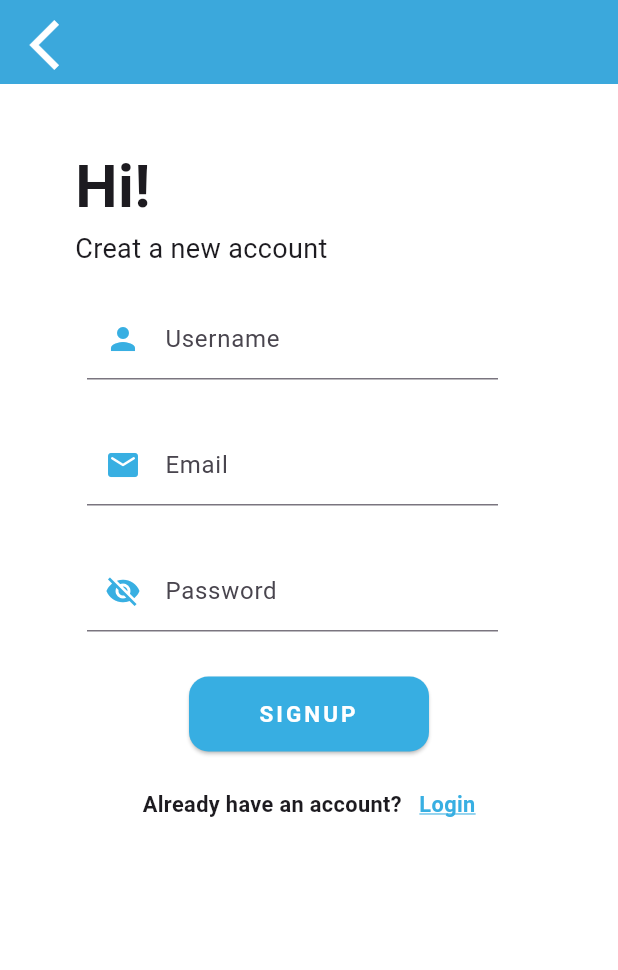
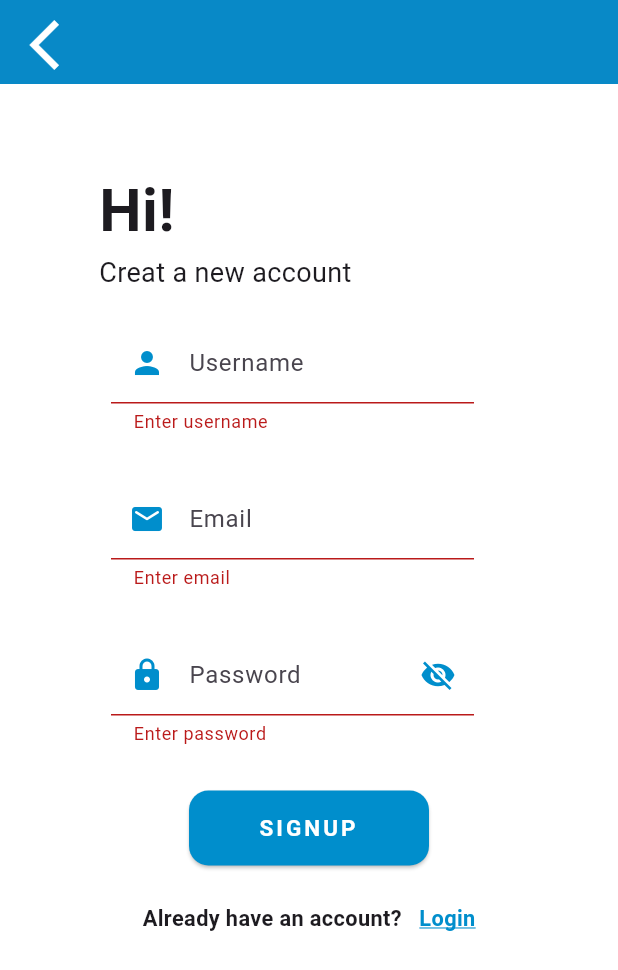
Before and after one commit to Nidocode/StudySquad, a Flutter app: the Signupscreen screen opened by its route, after a tap on "SIGNUP", on a phone screen of 412 x 824 dp. Shown: the top 970 px of the screen. Run offline on Flutter 3.47's test engine with Material 3 defaults, Android fonts, the phone set to English and light mode, and no system bars; missing offline and left inert: flutter_application_1.

Commit message:
Update signupScreen.dart

```diff
--- a/lib/signupScreen.dart
+++ b/lib/signupScreen.dart
@@ -1,17 +1,36 @@
 import 'package:flutter/material.dart';
-import 'package:study_squad/loginScreen.dart';
+import 'package:flutter_application_1/loginScreen.dart';
 
+class Signupscreen extends StatefulWidget {
+  const Signupscreen({Key? key}) : super(key: key);
 
-class Signupscreen extends StatelessWidget {
-  const Signupscreen({super.key});
+  @override
+  SignUpForm createState() => SignUpForm(); //This method return instance of SignUpForm
+}
+
+class SignUpForm extends State<Signupscreen> {
+  bool _obscureText = true;
+  final _formGlobalKey = GlobalKey<FormState>(); // For form validation
+  String _username = '';
+  String _password = '';
+  String _email = '';
+  final emailController = TextEditingController();
+  final passController = TextEditingController();
+  final emailRegex = RegExp(r'^[\w-\.]+@([\w-]+\.)+[\w-]{2,4}$');
+
+  void _togglePasswordVisibility(){
+    setState(() {
+      _obscureText= !_obscureText;
+    });
+  }
 
   @override
   Widget build(BuildContext context) {
     return Scaffold(
       backgroundColor:Colors.white,
-      appBar: AppBar(
+       appBar: AppBar(
           elevation: 3,
-          backgroundColor: Color.fromRGBO(54, 174, 226, 0.992),
+          backgroundColor: Color.fromRGBO(0, 142, 204, 1),
           leading: IconButton(
             onPressed: () {Navigator.pushNamed(context, "/");},
             icon: Icon(
@@ -21,8 +40,12 @@
             ),
             padding: EdgeInsets.all(10),
           ),
-      ),
-      body: Column(
+       ),
+      body: SingleChildScrollView(
+        child:  Padding(padding: const EdgeInsets.all(16),
+      child: Form(
+        key: _formGlobalKey,
+        child: Column(
         children: [
         Container(
           alignment: Alignment.centerLeft,
@@ -43,56 +66,102 @@
         Container(
           alignment: Alignment.centerLeft,
           padding: EdgeInsets.fromLTRB(58, 10, 80, 15),
-          child: TextField(
+          child: TextFormField(
             textInputAction: TextInputAction.next,
-            cursorColor: Color.fromRGBO(54, 174, 226, 0.992),
+            cursorColor: Color.fromRGBO(0, 142, 204, 1),
             decoration: InputDecoration(
               contentPadding: EdgeInsets.all(15),
               hintText: "Username",
               prefixIcon: Icon(Icons.person),
-              prefixIconColor: Color.fromRGBO(54, 174, 226, 0.992),
+              prefixIconColor: Color.fromRGBO(0, 142, 204, 1),
             ),
-            ),
+            onChanged: (value){
+                setState(() {
+                  _username = value;
+                });
+              },
+            validator: (value) {
+                if(value==null || value!.isEmpty){
+                  return 'Enter username';
+                }
+                return null;
+            },
+          ),
         ),
         Container(
           alignment: Alignment.centerLeft,
           padding: EdgeInsets.fromLTRB(58, 15, 80, 15),
-          child: TextField(
+          child: TextFormField(
+            controller: emailController,
             keyboardType: TextInputType.emailAddress,
             textInputAction: TextInputAction.next,
-            cursorColor: Color.fromRGBO(54, 174, 226, 0.992),
+            cursorColor: Color.fromRGBO(0, 142, 204, 1),
             decoration: InputDecoration(
               contentPadding: EdgeInsets.all(15),
               hintText: "Email",
               prefixIcon: Icon(Icons.email_rounded),
-              prefixIconColor: Color.fromRGBO(54, 174, 226, 0.992),
+              prefixIconColor: Color.fromRGBO(0, 142, 204, 1),
             ),
+            validator: (value) {
+              if(value == null || value.isEmpty){
+                return 'Enter email';
+              }
+              else if(!emailRegex.hasMatch(value)){
+                return 'Please enter a vaild email address';
+              }
+            },
             ),
         ),
+
+
         Container(
           alignment: Alignment.centerLeft,
           padding: EdgeInsets.fromLTRB(58, 15, 80, 0),
-          child: TextField(
-            obscureText: true,
-            textInputAction: TextInputAction.next,
-            cursorColor: Color.fromRGBO(54, 174, 226, 0.992),
+          child: TextFormField(
+            controller: passController,
+            obscureText: _obscureText, //the password hiddden
             decoration: InputDecoration(
               contentPadding: EdgeInsets.all(15),
-              hintText: "Password",
-              prefixIcon: Icon(Icons.visibility_off),
-              prefixIconColor: Color.fromRGBO(54, 174, 226, 0.992),
+              hintText: 'Password',
+              prefixIcon: Icon(Icons.lock_rounded),
+              prefixIconColor: Color.fromRGBO(0, 142, 204, 1),
+              suffixIcon: IconButton(
+                icon: Icon(
+                  _obscureText ? Icons.visibility_off :Icons.visibility,
+                ),
+                onPressed: _togglePasswordVisibility,
+              ),
+              suffixIconColor: Color.fromRGBO(0, 142, 204, 1),
             ),
+            onChanged: (value){
+                setState(() {
+                  _password = value;
+                });
+              },
+              validator: (value) {
+                if(value==null || value.isEmpty){
+                  return 'Enter password';
+                }
+                else if(passController.text.length < 8){
+                  return 'Password Length should be more than 8 characters';
+                }
+                return null;
+              },
           ),
         ),
+
+
         Container(
           width: 220,
           height: 70,
           padding: EdgeInsets.fromLTRB(30, 10, 30, 10),
           margin: EdgeInsets.fromLTRB(50, 20, 50, 15),
           child: ElevatedButton(
-            onPressed: (){},
+            onPressed: (){
+              _formGlobalKey.currentState!.validate();
+            },
             style: ButtonStyle(
-              backgroundColor: MaterialStateProperty.all(Color.fromRGBO(54, 174, 226, 0.992)),
+              backgroundColor: MaterialStateProperty.all(Color.fromRGBO(0, 142, 204, 1)),
               shape: MaterialStateProperty.all(RoundedRectangleBorder(borderRadius: BorderRadius.circular(13))),
             ),
             child: Text(
@@ -129,10 +198,10 @@
                   "Login",
                   style: TextStyle(
                     fontWeight: FontWeight.bold,
-                    color: Color.fromRGBO(54, 174, 226, 0.992),
+                    color: Color.fromRGBO(0, 142, 204, 1),
                     fontSize: 14.5,
                     decoration: TextDecoration.underline,
-                    decorationColor: Color.fromRGBO(54, 174, 226, 0.992),
+                    decorationColor: Color.fromRGBO(0, 142, 204, 1),
                   ),
                 ),
               ),
@@ -140,6 +209,9 @@
           ),
         ),
       ]),
+      ),
+      ),
+      )
     );
   }
 }
```
